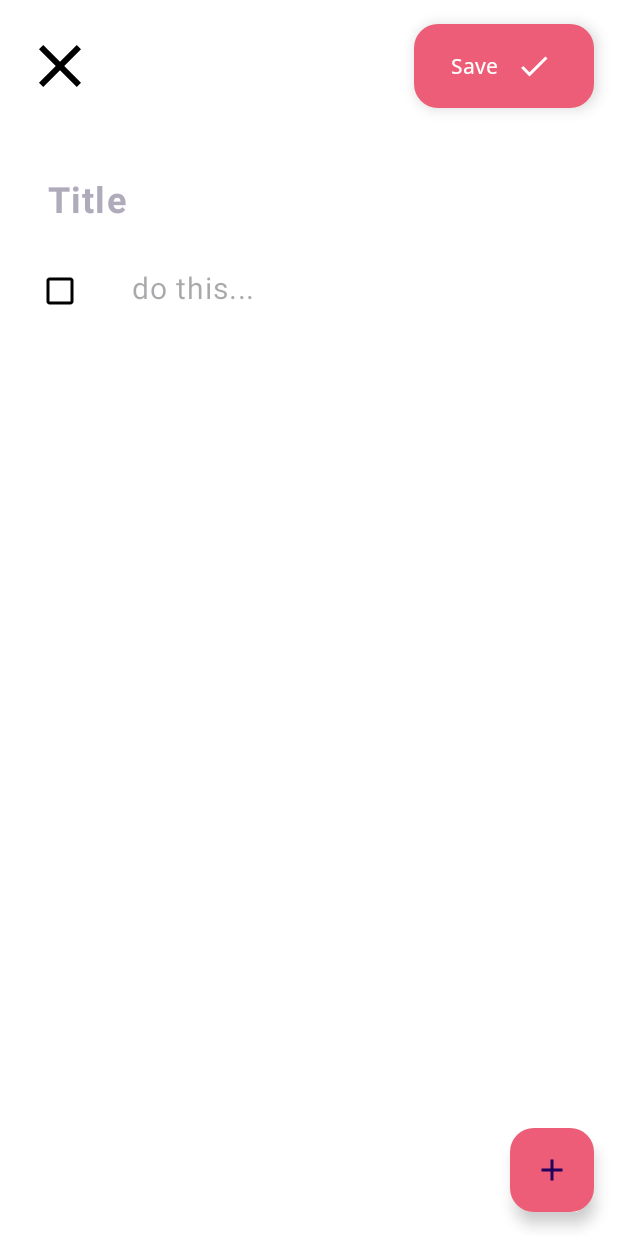
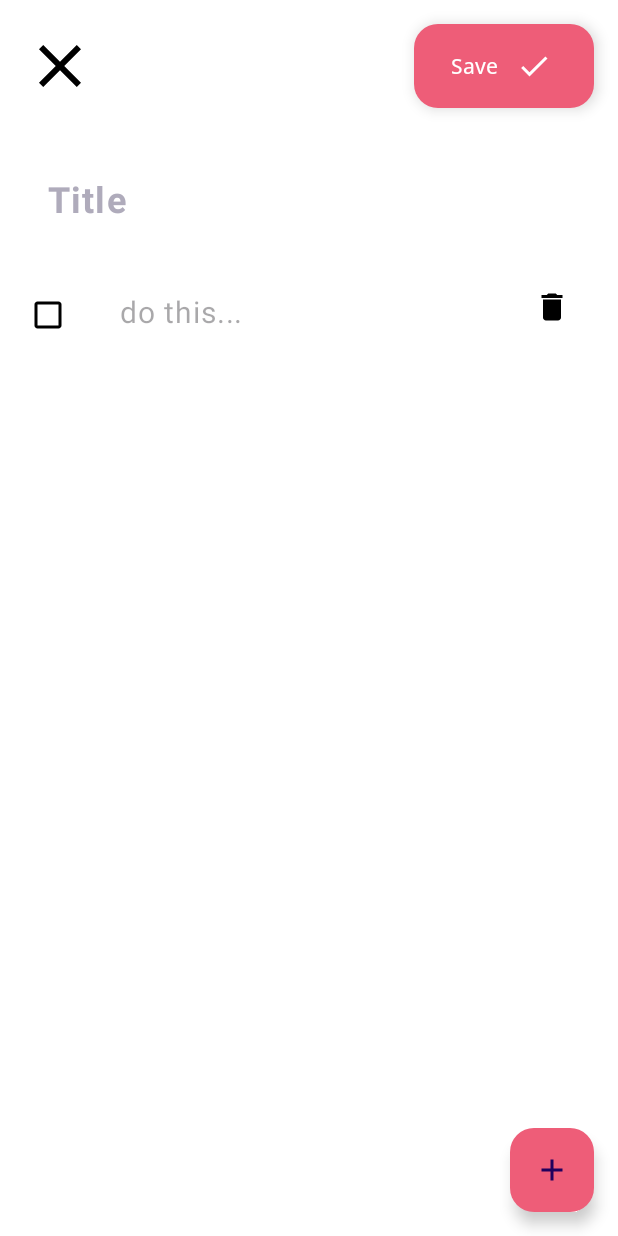
Before and after one commit to KianMahmoudi/Android-Note-App, an Android app: the ListNoteActivity screen opened directly, with no data from a screen before it, on a phone screen of 412 x 824 dp. Run offline under Robolectric (Android 15) with nearby library versions, the phone set to English and light mode, and no system bars; our stand-ins replace Room's generated code.

Commit message:
change listNote scrollView to recyclerView

```diff
--- a/app/src/main/java/com/example/note/ListNoteActivity.java
+++ b/app/src/main/java/com/example/note/ListNoteActivity.java
@@ -2,30 +2,26 @@ package com.example.note;
 
 import android.content.Intent;
 import android.os.Bundle;
-import android.view.LayoutInflater;
 import android.view.View;
 import android.widget.CheckBox;
-import android.widget.EditText;
 import android.widget.ImageView;
-import android.widget.LinearLayout;
 import android.widget.TextView;
 import androidx.annotation.Nullable;
 import androidx.appcompat.app.AppCompatActivity;
+import androidx.recyclerview.widget.LinearLayoutManager;
+import androidx.recyclerview.widget.RecyclerView;
 import androidx.room.Room;
-import com.google.android.material.floatingactionbutton.ExtendedFloatingActionButton;
-import com.google.android.material.floatingactionbutton.FloatingActionButton;
 import com.google.android.material.textfield.TextInputEditText;
 import java.util.ArrayList;
 import java.util.List;
 
 public class ListNoteActivity extends AppCompatActivity {
-    private LinearLayout container;
-    private FloatingActionButton fabAdd;
-    private ExtendedFloatingActionButton saveBtn;
+    private RecyclerView recyclerView;
+    private ListNoteItemsAdapter adapter;
+
+    private List<ListNoteItems> items;
     private AppDatabase db;
-    private LayoutInflater inflater;
     private TextView title;
-
 
     @Override
     protected void onCreate(@Nullable Bundle savedInstanceState) {
@@ -35,57 +31,45 @@ public class ListNoteActivity extends AppCompatActivity {
         ImageView btnClose = findViewById(R.id.btn_close_simpleNote);
         btnClose.setOnClickListener(v -> finish());
 
-        container = findViewById(R.id.conteiner);
-        fabAdd = findViewById(R.id.fab_addCheckbox);
-        saveBtn = findViewById(R.id.fab_save_listNote);
-        inflater = getLayoutInflater();
+        recyclerView = findViewById(R.id.recyclerViewItems);
+        recyclerView.setLayoutManager(new LinearLayoutManager(this));
+        items = new ArrayList<>();
+        adapter = new ListNoteItemsAdapter(items, this);
+        recyclerView.setAdapter(adapter);
+
         title = findViewById(R.id.note_title);
 
         db = Room.databaseBuilder(getApplicationContext(),
                 AppDatabase.class, "notes").allowMainThreadQueries().build();
+
+        if (!getIntent().hasExtra("id")) {
+            adapter.addItem(new ListNoteItems("", false));
+            adapter.notifyItemInserted(0);
+        }
 
         if (getIntent().hasExtra("id")) {
             long id = getIntent().getLongExtra("id", 0);
             ListNote listNote = db.getListNoteDao().getById(id);
             if (listNote != null) {
                 title.setText(listNote.getTitle());
-            }
-            List<ListNoteItems> items = listNote.getItems();
-
-            for (ListNoteItems item : items) {
-                View itemView = inflater.inflate(R.layout.checkbox_edittext_item, container, false);
-
-                EditText editText = itemView.findViewById(R.id.editText);
-                CheckBox checkBox = itemView.findViewById(R.id.checkBox);
-
-                editText.setText(item.getDescription());
-                checkBox.setChecked(item.isChecked());
-
-                container.addView(itemView);
+                adapter.setItems(listNote.getItems());
 
             }
         }
 
-        if (inflater != null && container != null && !getIntent().hasExtra("id")) {
-            View view = inflater.inflate(R.layout.checkbox_edittext_item, container, false);
-            container.addView(view);
-        }
+        findViewById(R.id.fab_addCheckbox).setOnClickListener(v -> {
+            adapter.addItem(new ListNoteItems("", false));
+            adapter.notifyItemInserted(0);
+        });
 
-        saveBtn.setOnClickListener(v -> {
-
-            if (getIntent().hasExtra("id")) {
-                long id = getIntent().getLongExtra("id", 0);
-                ListNote listNote = db.getListNoteDao().getById(id);
-                listNote.setTitle(title.getText().toString());
-
+        findViewById(R.id.fab_save_listNote).setOnClickListener(v -> {
+            String titleText = title.getText().toString();
             List<ListNoteItems> items = new ArrayList<>();
 
-                for (int i = 0; i < container.getChildCount(); i++) {
-                    View view = container.getChildAt(i);
-
+            for (int i = 0; i < recyclerView.getChildCount(); i++) {
+                View view = recyclerView.getChildAt(i);
                 TextInputEditText editText = view.findViewById(R.id.editText);
                 CheckBox checkBox = view.findViewById(R.id.checkBox);
-
                 if (editText != null && checkBox != null) {
                     String itemText = editText.getText().toString();
                     boolean isChecked = checkBox.isChecked();
@@ -98,68 +82,24 @@ public class ListNoteActivity extends AppCompatActivity {
                 }
             }
 
+            adapter.setItems(items);
+
+            if (getIntent().hasExtra("id")) {
+                long id = getIntent().getLongExtra("id", 0);
+                ListNote listNote = db.getListNoteDao().getById(id);
+                listNote.setTitle(titleText);
                 listNote.setItems(items);
                 db.getListNoteDao().update(listNote);
+            } else {
+                ListNote note = new ListNote(titleText, items);
+                db.getListNoteDao().insert(note);
+            }
 
             Intent i = new Intent(this, HomePage.class);
             i.putExtra("class", "listNote");
             startActivity(i);
-
-            } else {
-
-                String title = this.title.getText().toString();
-
-                List<ListNoteItems> items = new ArrayList<>();
-
-                for (int i = 0; i < container.getChildCount(); i++) {
-                    View view = container.getChildAt(i);
-
-                    TextInputEditText editText = view.findViewById(R.id.editText);
-                    CheckBox checkBox = view.findViewById(R.id.checkBox);
-
-                    if (editText != null && checkBox != null) {
-                        String itemText = editText.getText().toString();
-                        boolean isChecked = checkBox.isChecked();
-                        if (itemText != null) {
-                            ListNoteItems item = new ListNoteItems(itemText, isChecked);
-                            if (item != null) {
-                                items.add(item);
-                            }
-                        }
-                    }
+            finish();
+        });
     }
 
-                saveToDatabase(title, items);
 }
-        });
-
-
-        fabAdd.setOnClickListener(v -> {
-            if (inflater != null && container != null) {
-                View view = inflater.inflate(R.layout.checkbox_edittext_item, container, false);
-                container.addView(view);
-            }
-        });
-
-
-    }
-
-    private void saveToDatabase(String title, List<ListNoteItems> items) {
-        ListNote note = new ListNote(title, items);
-
-        db.getListNoteDao().insert(note);
-
-        Intent i = new Intent(this, HomePage.class);
-        i.putExtra("class", "listNote");
-        startActivity(i);
-    }
-
-    @Override
-    public void onBackPressed() {
-        super.onBackPressed();
-        Intent i = new Intent(this, HomePage.class);
-        i.putExtra("class", "listNote");
-        startActivity(i);
-        finish();
-    }
-}
--- a/app/src/main/java/com/example/note/ListNoteAdapter.java
+++ b/app/src/main/java/com/example/note/ListNoteAdapter.java
@@ -1,12 +1,10 @@
 package com.example.note;
 
 import android.content.Context;
-import android.content.DialogInterface;
 import android.content.Intent;
 import android.view.LayoutInflater;
 import android.view.View;
 import android.view.ViewGroup;
-import android.widget.ImageButton;
 import android.widget.ImageView;
 import android.widget.TextView;
 
--- /dev/null
+++ b/app/src/main/java/com/example/note/ListNoteItemsAdapter.java
@@ -0,0 +1,74 @@
+package com.example.note;
+
+import android.content.Context;
+import android.view.LayoutInflater;
+import android.view.View;
+import android.view.ViewGroup;
+import android.widget.CheckBox;
+import android.widget.EditText;
+import androidx.annotation.NonNull;
+import androidx.recyclerview.widget.RecyclerView;
+import java.util.List;
+
+public class ListNoteItemsAdapter extends RecyclerView.Adapter<ListNoteItemsAdapter.ItemsViewHolder> {
+    private List<ListNoteItems> items;
+    private Context context;
+
+    public ListNoteItemsAdapter(List<ListNoteItems> items, Context context) {
+        this.items = items;
+        this.context = context;
+    }
+
+    public void setItems(List<ListNoteItems> items) {
+        this.items = items;
+        notifyDataSetChanged();
+    }
+
+    public List<ListNoteItems> getItems() {
+        return items;
+    }
+
+    public void addItem(ListNoteItems item) {
+        items.add(item);
+        updateItems(items);
+    }
+
+    public void updateItems(List<ListNoteItems> items) {
+        this.items = items;
+        notifyItemInserted(items.size()-1);
+    }
+
+    @NonNull
+    @Override
+    public ItemsViewHolder onCreateViewHolder(@NonNull ViewGroup parent, int viewType) {
+        View view = LayoutInflater.from(parent.getContext()).inflate(R.layout.checkbox_edittext_item, parent, false);
+        return new ItemsViewHolder(view);
+    }
+
+    @Override
+    public void onBindViewHolder(@NonNull ItemsViewHolder holder, int position) {
+        holder.bind(position);
+    }
+
+    @Override
+    public int getItemCount() {
+        return items.size();
+    }
+
+    public class ItemsViewHolder extends RecyclerView.ViewHolder {
+        EditText editText;
+        CheckBox checkBox;
+
+        public ItemsViewHolder(@NonNull View itemView) {
+            super(itemView);
+            editText = itemView.findViewById(R.id.editText);
+            checkBox = itemView.findViewById(R.id.checkBox);
+        }
+
+        public void bind(int position) {
+            ListNoteItems item = items.get(position);
+            editText.setText(item.getDescription());
+            checkBox.setChecked(item.isChecked());
+        }
+    }
+}
--- a/app/src/main/res/layout/checkbox_edittext_item.xml
+++ b/app/src/main/res/layout/checkbox_edittext_item.xml
@@ -1,6 +1,6 @@
-<?xml version="1.0" encoding="utf-8"?>
 <LinearLayout xmlns:android="http://schemas.android.com/apk/res/android"
     xmlns:app="http://schemas.android.com/apk/res-auto"
+    xmlns:tools="http://schemas.android.com/tools"
     android:layout_width="match_parent"
     android:layout_height="wrap_content"
     android:orientation="horizontal">
@@ -12,22 +12,34 @@
         app:buttonTint="@color/black" />
 
     <com.google.android.material.textfield.TextInputLayout
-        android:layout_width="match_parent"
+        android:layout_width="0dp"
         android:layout_height="wrap_content"
+        android:layout_weight="1"
         app:hintEnabled="false">
 
         <com.google.android.material.textfield.TextInputEditText
             android:id="@+id/editText"
             android:layout_width="match_parent"
-            android:layout_height="wrap_content"
+            android:layout_height="match_parent"
             android:background="#00000000"
+            android:ellipsize="middle"
             android:hint="do this..."
             android:textColor="@color/black"
             android:textSize="20dp"
             android:layout_marginRight="16dp"
-            android:textStyle="normal" />
+            android:textStyle="normal"
+            tools:text="dfsdfjsdfjlskfjksdfksdfkdsjfkdklfdsjflskdjflkkdjfkdjf" />
 
     </com.google.android.material.textfield.TextInputLayout>
 
 
+    <androidx.appcompat.widget.AppCompatImageView
+        android:id="@+id/btn_delete"
+        android:layout_width="wrap_content"
+        android:layout_height="wrap_content"
+        android:layout_margin="16dp"
+        android:src="@drawable/ic_delete"
+        android:tint="@color/black"
+        android:visibility="visible" />
+
 </LinearLayout>
--- a/app/src/main/res/layout/list_note.xml
+++ b/app/src/main/res/layout/list_note.xml
@@ -1,3 +1,4 @@
+<?xml version="1.0" encoding="utf-8"?>
 <LinearLayout xmlns:android="http://schemas.android.com/apk/res/android"
     xmlns:app="http://schemas.android.com/apk/res-auto"
     android:layout_width="match_parent"
@@ -62,21 +63,12 @@
 
     </com.google.android.material.textfield.TextInputLayout>
 
-    <ScrollView
+    <androidx.recyclerview.widget.RecyclerView
+        android:id="@+id/recyclerViewItems"
         android:layout_width="match_parent"
         android:layout_height="0dp"
-        android:layout_weight="1">
-
-        <LinearLayout
-            android:id="@+id/conteiner"
-            android:layout_width="match_parent"
-            android:layout_height="wrap_content"
-            android:layout_marginLeft="24dp"
-            android:orientation="vertical">
-
-
-        </LinearLayout>
-    </ScrollView>
+        android:layout_margin="16dp"
+        android:layout_weight="1" />
 
     <com.google.android.material.floatingactionbutton.FloatingActionButton
         android:id="@+id/fab_addCheckbox"
```
Also changed, not shown: app/src/main/java/com/example/note/HomePage.java (+5 -7 lines). Lines whose indentation alone changed are shown as unchanged.
